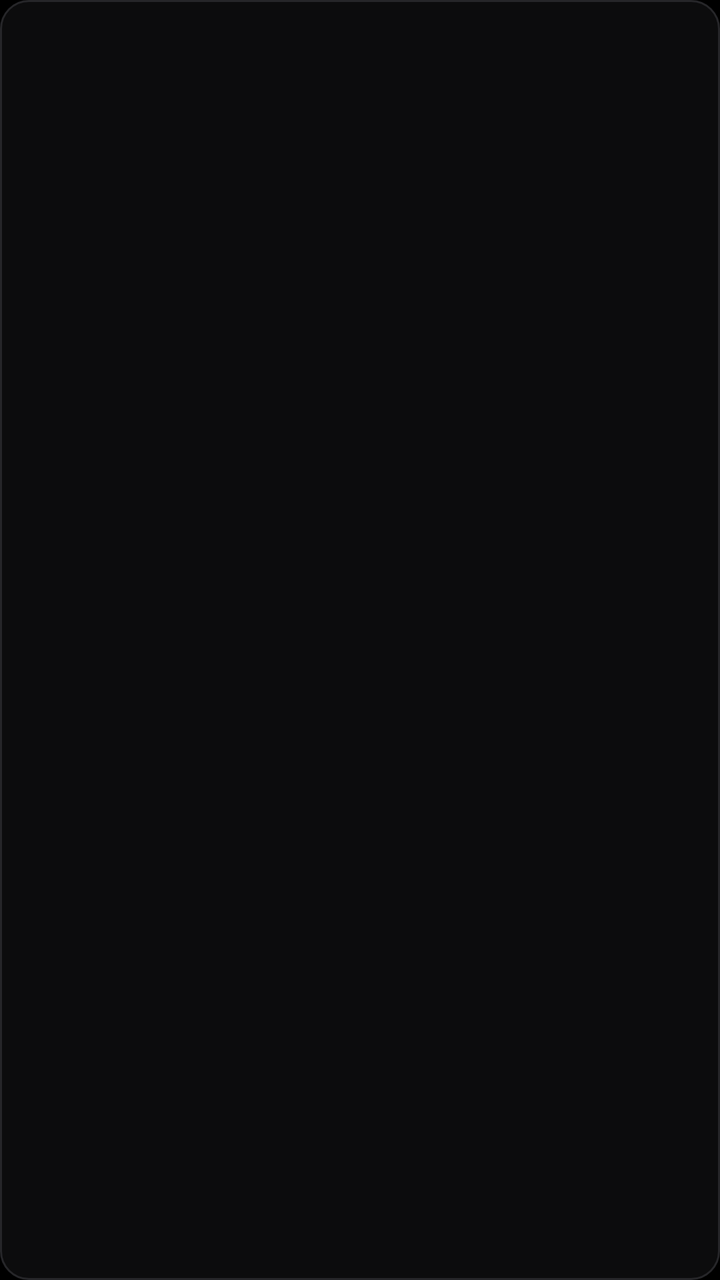
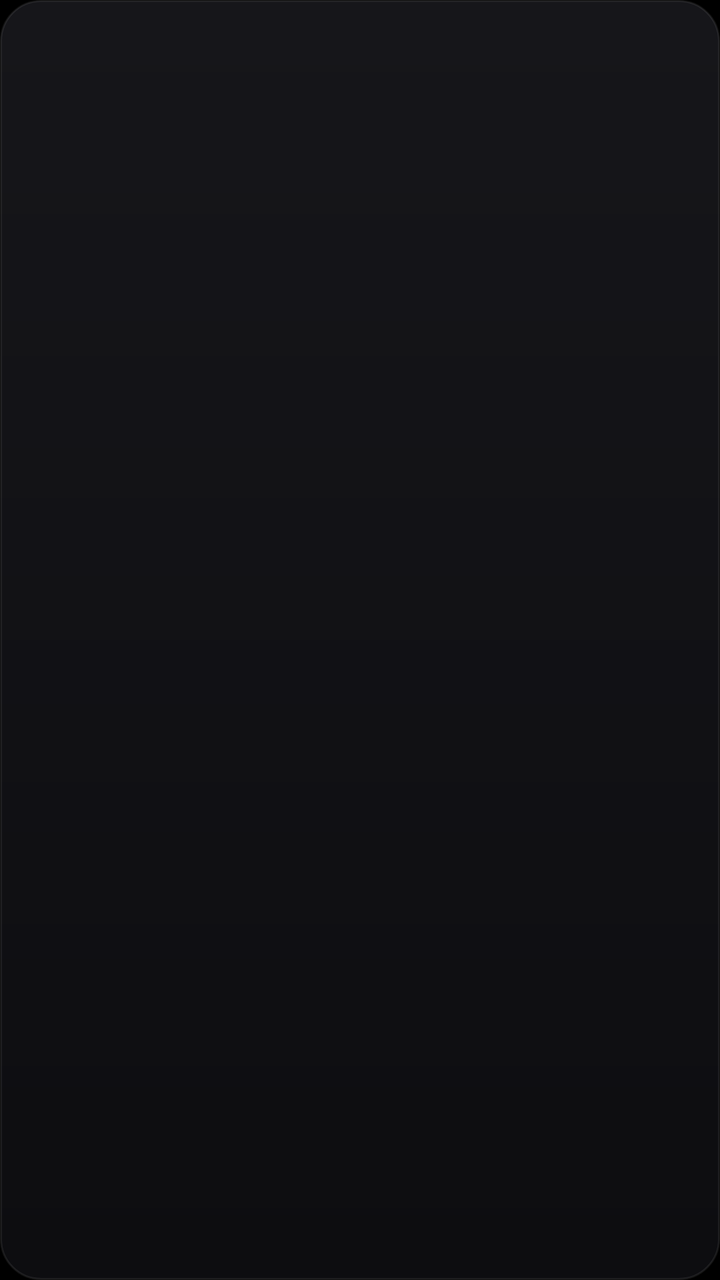

Screens rendered from an Android XML layout before and after an edit, with the pre-edit source and the edit as a unified diff.
<!-- AndroidManifest.xml: application theme Theme.FollowLens -->
<!-- res/layout/item_scan.xml -->
<?xml version="1.0" encoding="utf-8"?>
<LinearLayout xmlns:android="http://schemas.android.com/apk/res/android"
    android:layout_width="match_parent"
    android:layout_height="wrap_content"
    android:layout_marginTop="6dp"
    android:background="@drawable/bg_card"
    android:gravity="center_vertical"
    android:minHeight="52dp"
    android:orientation="horizontal"
    android:paddingStart="14dp"
    android:paddingTop="12dp"
    android:paddingEnd="14dp"
    android:paddingBottom="12dp">

    <TextView
        android:id="@+id/scan_when"
        android:layout_width="0dp"
        android:layout_height="wrap_content"
        android:layout_weight="1"
        style="@style/Text.Body" />

    <TextView
        android:id="@+id/scan_counts"
        android:layout_width="wrap_content"
        android:layout_height="wrap_content"
        android:layout_marginStart="8dp"
        android:fontFamily="monospace"
        android:textColor="@color/text_secondary"
        android:textSize="13sp" />

    <TextView
        android:id="@+id/scan_delta"
        android:layout_width="56dp"
        android:layout_height="wrap_content"
        android:layout_marginStart="8dp"
        android:fontFamily="monospace"
        android:gravity="end"
        android:textSize="13sp"
        android:textStyle="bold" />

</LinearLayout>
<!-- resources referenced by this layout -->
<resources>
  <color name="text_secondary">#FF94A3B8</color>
  <!-- drawable bg_card (drawable) -->
  <?xml version="1.0" encoding="utf-8"?>
  <shape xmlns:android="http://schemas.android.com/apk/res/android"
      android:shape="rectangle">
      <solid android:color="@color/surface" />
      <stroke android:width="1dp" android:color="@color/border" />
      <corners android:radius="14dp" />
  </shape>
  <style name="Text.Body">
          <item name="android:textColor">@color/text_primary</item>
          <item name="android:textSize">15sp</item>
          <item name="android:lineSpacingMultiplier">1.4</item>
      </style>
  <style name="Theme.FollowLens" parent="Theme.AppCompat.NoActionBar">
          <item name="android:colorBackground">@color/bg</item>
          <item name="android:windowBackground">@color/bg</item>
          <item name="android:textColorPrimary">@color/text_primary</item>
          <item name="android:textColorSecondary">@color/text_secondary</item>
          <item name="android:textColorHint">@color/text_disabled</item>
          <item name="colorAccent">@color/accent</item>
          <item name="android:statusBarColor">@color/bg</item>
          <item name="android:navigationBarColor">@color/bg</item>
          <item name="android:windowLightStatusBar">false</item>
      </style>
  <color name="surface">#FF0C0C0D</color>
  <color name="border">#FF262629</color>
  <color name="text_primary">#FFF8FAFC</color>
  <color name="bg">#FF000000</color>
  <color name="text_disabled">#FF5A6472</color>
  <color name="accent">#FFE11D48</color>
</resources>

<!-- the commit's change to res/layout/item_scan.xml (unified diff, before → after) -->
@@ -2,14 +2,14 @@
 <LinearLayout xmlns:android="http://schemas.android.com/apk/res/android"
     android:layout_width="match_parent"
     android:layout_height="wrap_content"
-    android:layout_marginTop="6dp"
+    android:layout_marginTop="8dp"
     android:background="@drawable/bg_card"
     android:gravity="center_vertical"
-    android:minHeight="52dp"
+    android:minHeight="60dp"
     android:orientation="horizontal"
-    android:paddingStart="14dp"
+    android:paddingStart="16dp"
     android:paddingTop="12dp"
-    android:paddingEnd="14dp"
+    android:paddingEnd="16dp"
     android:paddingBottom="12dp">
 
     <TextView
@@ -24,18 +24,16 @@
         android:layout_width="wrap_content"
         android:layout_height="wrap_content"
         android:layout_marginStart="8dp"
-        android:fontFamily="monospace"
-        android:textColor="@color/text_secondary"
-        android:textSize="13sp" />
+        style="@style/Text.Numeric" />
 
     <TextView
         android:id="@+id/scan_delta"
         android:layout_width="56dp"
         android:layout_height="wrap_content"
-        android:layout_marginStart="8dp"
-        android:fontFamily="monospace"
+        android:layout_marginStart="10dp"
+        android:fontFeatureSettings="tnum"
         android:gravity="end"
-        android:textSize="13sp"
+        android:textSize="14sp"
         android:textStyle="bold" />
 
 </LinearLayout>
<!-- resource entries referenced after the edit -->
@@ -1,18 +1,27 @@
 <!-- resources referenced by this layout -->
 <resources>
-  <color name="text_secondary">#FF94A3B8</color>
+  <color name="text_secondary">#FF9AA3B2</color>
   <!-- drawable bg_card (drawable) -->
   <?xml version="1.0" encoding="utf-8"?>
   <shape xmlns:android="http://schemas.android.com/apk/res/android"
       android:shape="rectangle">
-      <solid android:color="@color/surface" />
-      <stroke android:width="1dp" android:color="@color/border" />
-      <corners android:radius="14dp" />
+      <gradient
+          android:angle="270"
+          android:startColor="@color/surface_raised"
+          android:endColor="@color/surface" />
+      <stroke android:width="1dp" android:color="@color/hairline" />
+      <corners android:radius="20dp" />
   </shape>
   <style name="Text.Body">
           <item name="android:textColor">@color/text_primary</item>
           <item name="android:textSize">15sp</item>
-          <item name="android:lineSpacingMultiplier">1.4</item>
+          <item name="android:letterSpacing">-0.005</item>
+          <item name="android:lineSpacingMultiplier">1.35</item>
+      </style>
+  <style name="Text.Numeric">
+          <item name="android:textColor">@color/text_secondary</item>
+          <item name="android:textSize">13sp</item>
+          <item name="android:fontFeatureSettings">tnum</item>
       </style>
   <style name="Theme.FollowLens" parent="Theme.AppCompat.NoActionBar">
           <item name="android:colorBackground">@color/bg</item>
@@ -21,15 +30,23 @@
           <item name="android:textColorSecondary">@color/text_secondary</item>
           <item name="android:textColorHint">@color/text_disabled</item>
           <item name="colorAccent">@color/accent</item>
-          <item name="android:statusBarColor">@color/bg</item>
-          <item name="android:navigationBarColor">@color/bg</item>
+          <item name="android:statusBarColor">@android:color/transparent</item>
+          <item name="android:navigationBarColor">@android:color/transparent</item>
           <item name="android:windowLightStatusBar">false</item>
+          <item name="android:windowAnimationStyle">@style/Animation.FollowLens</item>
       </style>
-  <color name="surface">#FF0C0C0D</color>
-  <color name="border">#FF262629</color>
-  <color name="text_primary">#FFF8FAFC</color>
+  <color name="surface_raised">#FF16161A</color>
+  <color name="surface">#FF0D0D10</color>
+  <color name="hairline">#14FFFFFF</color>
+  <color name="text_primary">#FFF7F8FA</color>
   <color name="bg">#FF000000</color>
   <color name="text_disabled">#FF5A6472</color>
   <color name="accent">#FFE11D48</color>
+  <style name="Animation.FollowLens" parent="@android:style/Animation.Activity">
+          <item name="android:activityOpenEnterAnimation">@anim/push_enter</item>
+          <item name="android:activityOpenExitAnimation">@anim/push_exit</item>
+          <item name="android:activityCloseEnterAnimation">@anim/pop_enter</item>
+          <item name="android:activityCloseExitAnimation">@anim/pop_exit</item>
+      </style>
 </resources>
 
